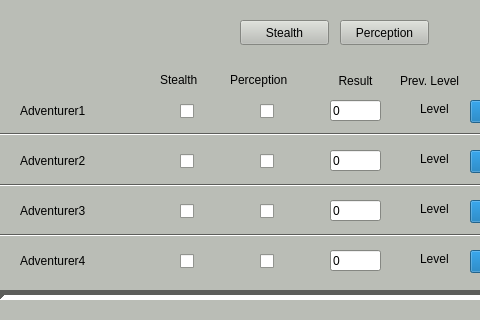
First picture: the form in mainwindow.ui, repository ajrenaut/dndapp, before the edit; both pictures show x 0 to 480 and y 0 to 320 of the 800 by 700 pixel window.
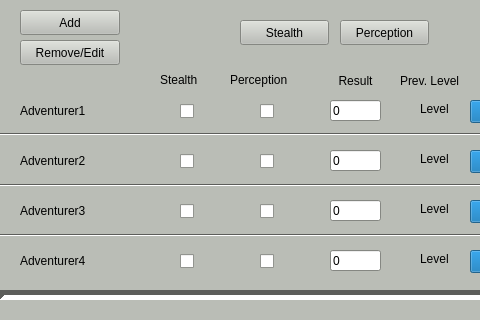
Second picture: the form after the edit.

```diff
--- a/mainwindow.ui
+++ b/mainwindow.ui
@@ -1720,6 +1720,32 @@
      <set>Qt::AlignCenter</set>
     </property>
    </widget>
+   <widget class="QPushButton" name="buttonAddAdventurer">
+    <property name="geometry">
+     <rect>
+      <x>20</x>
+      <y>10</y>
+      <width>100</width>
+      <height>25</height>
+     </rect>
+    </property>
+    <property name="text">
+     <string>Add</string>
+    </property>
+   </widget>
+   <widget class="QPushButton" name="buttonRemoveAdventurer">
+    <property name="geometry">
+     <rect>
+      <x>20</x>
+      <y>40</y>
+      <width>100</width>
+      <height>25</height>
+     </rect>
+    </property>
+    <property name="text">
+     <string>Remove/Edit</string>
+    </property>
+   </widget>
   </widget>
   <widget class="QStatusBar" name="statusbar"/>
  </widget>
```
Left out of the diff: 48 changed lines with no effect on the pictures.
